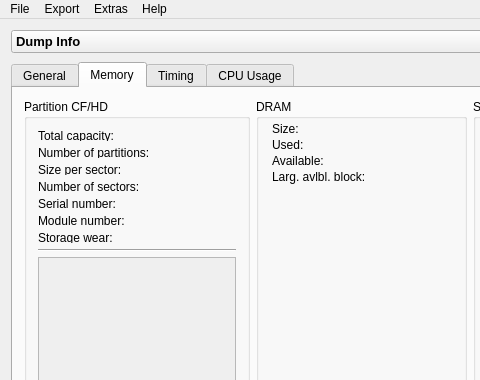
Old version of the form 00_src/mainwindow.ui in the repository bee-eater/SystemDumpViewer; both pictures show x 0 to 480 and y 0 to 380 of the 708 by 555 pixel window.
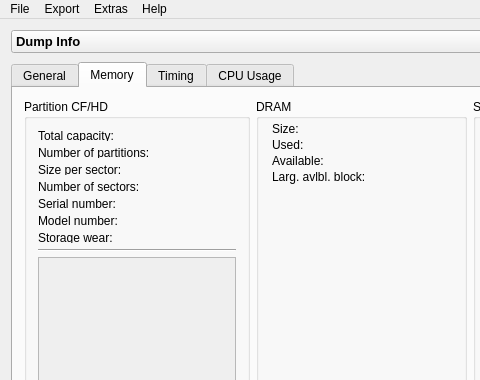
New version of the form. The open tabs and pages were chosen to show the change. Icons and pictures are not drawn.

```diff
--- a/00_src/mainwindow.ui
+++ b/00_src/mainwindow.ui
@@ -1723,7 +1723,7 @@
                   </font>
                  </property>
                  <property name="text">
-                  <string>Module number:</string>
+                  <string>Model number:</string>
                  </property>
                 </widget>
                </item>
```
Left out of the diff: 10 changed lines with no effect on the pictures.
